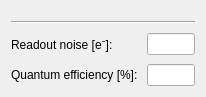
First picture: the form in frcpredict/ui/input/camera/camera_properties_w.ui, repository Bodeeen/Resolution_prediction_software, before the edit.
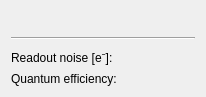
Second picture: the form after the edit. Custom widgets are drawn as their Qt base class.

The edit to the form file:
```diff
--- a/frcpredict/ui/input/camera/camera_properties_w.ui
+++ b/frcpredict/ui/input/camera/camera_properties_w.ui
@@ -29,8 +29,14 @@
    </item>
    <item>
     <layout class="QFormLayout" name="formLayout">
+     <property name="horizontalSpacing">
+      <number>9</number>
+     </property>
+     <property name="verticalSpacing">
+      <number>6</number>
+     </property>
      <item row="0" column="1">
-      <widget class="FreeFloatBox" name="editReadoutNoise"/>
+      <widget class="ExtendedFreeFloatBox" name="editReadoutNoise" native="true"/>
      </item>
      <item row="0" column="0">
       <widget class="QLabel" name="lblReadoutNoise">
@@ -42,29 +48,29 @@
      <item row="1" column="0">
       <widget class="QLabel" name="lblQuantumEfficiency">
        <property name="text">
-        <string>Quantum efficiency [%]:</string>
+        <string>Quantum efficiency:</string>
        </property>
       </widget>
      </item>
      <item row="1" column="1">
-      <widget class="FreeFloatBox" name="editQuantumEfficiency"/>
+      <widget class="ExtendedFreeFloatBox" name="editQuantumEfficiency" native="true"/>
      </item>
     </layout>
    </item>
   </layout>
  </widget>
  <customwidgets>
-  <customwidget>
-   <class>FreeFloatBox</class>
-   <extends>QLineEdit</extends>
-   <header>frcpredict.ui</header>
-  </customwidget>
   <customwidget>
    <class>PresetPickerWidget</class>
    <extends>QWidget</extends>
    <header>frcpredict.ui</header>
    <container>1</container>
   </customwidget>
+  <customwidget>
+   <class>ExtendedFreeFloatBox</class>
+   <extends>QWidget</extends>
+   <header>frcpredict.ui</header>
+  </customwidget>
  </customwidgets>
  <tabstops>
   <tabstop>editReadoutNoise</tabstop>
```
